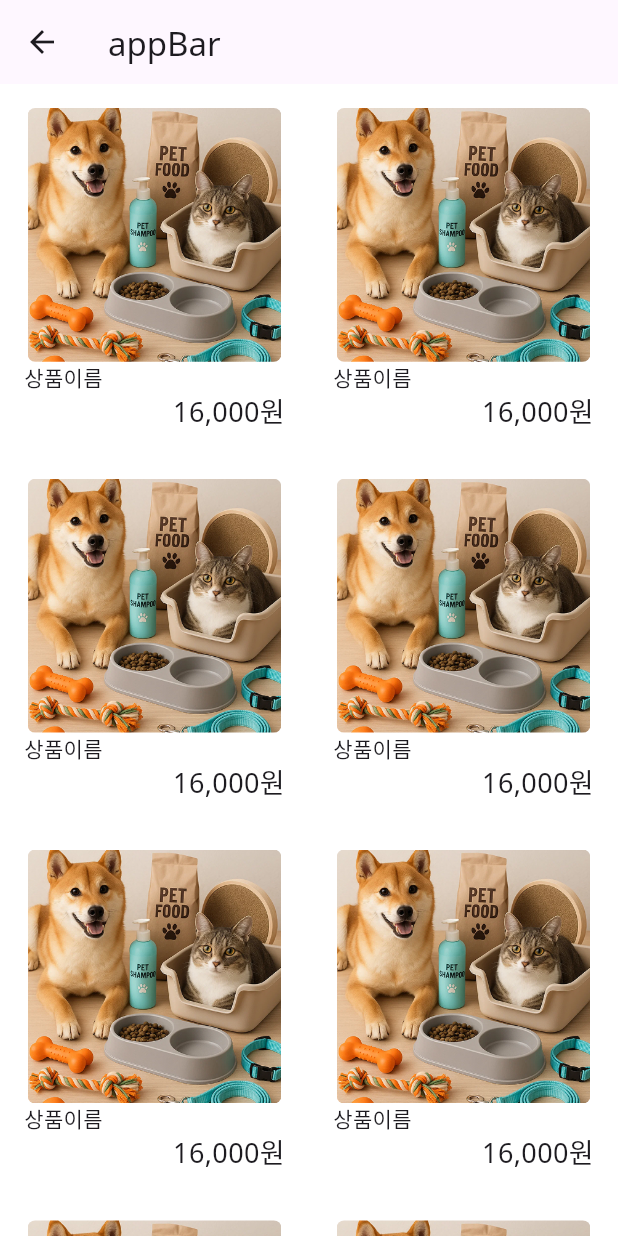
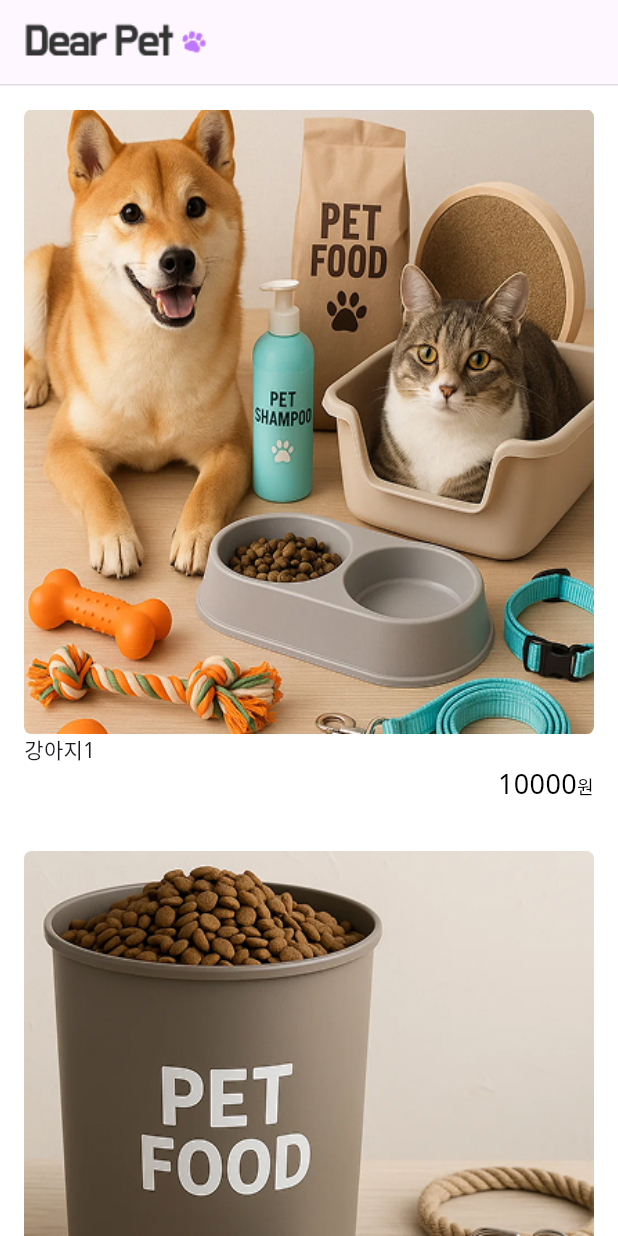
Before and after one commit to 1joGoodNight/flutter_dear_pet, a Flutter app: the ListPage screen opened directly, on a phone screen of 412 x 824 dp. Run offline on Flutter 3.47's test engine with Material 3 defaults, Android fonts, the phone set to English and light mode, and no system bars; our stand-ins replace image_picker.

Commit message:
feat: 상품 리스트 페이지 -> 상세페이지 작업 완료

```diff
--- a/lib/data/data.json
+++ b/lib/data/data.json
@@ -1,10 +1,10 @@
 [
-    ["강아지1",50000,"다리가 짧은 강아지입니다 이 강아지는 매우 착합니다. 하지만 사람을 보면 달려가기도합니다. 아시겠습니까 다람쥐","assets/images/img01.jpg"],
-    ["강아지1",50000,"다리가 짧은 강아지입니다 이 강아지는 매우 착합니다. 하지만 사람을 보면 달려가기도합니다. 아시겠습니까 다람쥐","assets/images/img02.jpg"],
-    ["강아지1",50000,"다리가 짧은 강아지입니다 이 강아지는 매우 착합니다. 하지만 사람을 보면 달려가기도합니다. 아시겠습니까 다람쥐","assets/images/img03.jpg"],
-    ["강아지1",50000,"다리가 짧은 강아지입니다 이 강아지는 매우 착합니다. 하지만 사람을 보면 달려가기도합니다. 아시겠습니까 다람쥐","assets/images/img04.jpg"],
-    ["강아지1",50000,"다리가 짧은 강아지입니다 이 강아지는 매우 착합니다. 하지만 사람을 보면 달려가기도합니다. 아시겠습니까 다람쥐","assets/images/img05.jpg"],
-    ["강아지1",50000,"다리가 짧은 강아지입니다 이 강아지는 매우 착합니다. 하지만 사람을 보면 달려가기도합니다. 아시겠습니까 다람쥐","assets/images/img06.jpg"],
-    ["강아지1",50000,"다리가 짧은 강아지입니다 이 강아지는 매우 착합니다. 하지만 사람을 보면 달려가기도합니다. 아시겠습니까 다람쥐","assets/images/img04.jpg"]
+    ["강아지1",10000,"다리가 짧은 강아지입니다 이 강아지는 매우 착합니다. 하지만 사람을 보면 달려가기도합니다. 아시겠습니까 다람쥐","assets/images/img01.jpg"],
+    ["강아지2",20000,"다리가 짧은 강아지입니다 이 강아지는 매우 착합니다. 하지만 사람을 보면 달려가기도합니다. 아시겠습니까 다람쥐","assets/images/img02.jpg"],
+    ["강아지3",30000,"다리가 짧은 강아지입니다 이 강아지는 매우 착합니다. 하지만 사람을 보면 달려가기도합니다. 아시겠습니까 다람쥐","assets/images/img03.jpg"],
+    ["강아지4",40000,"다리가 짧은 강아지입니다 이 강아지는 매우 착합니다. 하지만 사람을 보면 달려가기도합니다. 아시겠습니까 다람쥐","assets/images/img04.jpg"],
+    ["강아지5",50000,"다리가 짧은 강아지입니다 이 강아지는 매우 착합니다. 하지만 사람을 보면 달려가기도합니다. 아시겠습니까 다람쥐","assets/images/img05.jpg"],
+    ["강아지6",60000,"다리가 짧은 강아지입니다 이 강아지는 매우 착합니다. 하지만 사람을 보면 달려가기도합니다. 아시겠습니까 다람쥐","assets/images/img06.jpg"],
+    ["강아지7",70000,"다리가 짧은 강아지입니다 이 강아지는 매우 착합니다. 하지만 사람을 보면 달려가기도합니다. 아시겠습니까 다람쥐","assets/images/img04.jpg"]
 
 ]
--- a/lib/list_page.dart
+++ b/lib/list_page.dart
@@ -1,4 +1,10 @@
+import 'dart:convert';
+
 import 'package:flutter/material.dart';
+import 'package:flutter/services.dart';
+import 'package:flutter_dear_pet/app_bar.dart';
+import 'package:flutter_dear_pet/detailpage/detail_page.dart';
+import 'package:flutter_dear_pet/models/products.dart';
 
 class ListPage extends StatefulWidget {
   const ListPage({super.key});
@@ -8,31 +14,68 @@ class ListPage extends StatefulWidget {
 }
 
 class _ListPageState extends State<ListPage> {
-  List<dynamic> goodsList = ['강아지', 20000, '강아지입니다.'];
-  Set<int> clickedIndices = {};
+  List<Products> goodsList = []; //Products 리스트 생성
+  Set<int> clickedIndices = {}; //클릭시 색 변경되는 리스트
+
+  Future<void> loadProducts() async {
+    //비동기함수
+    final String jsonString = await rootBundle.loadString('lib/data/data.json');
+    //print(jsonString.runtimeType); //data.json에서 파일 읽고 문자열로 jsonString저장
+    final List<dynamic> jsonData = json
+        .decode(jsonString); //jsonString를 List<dynamic>형태로 변환하여 jsonData에 저장
+    //print(jsonData.runtimeType);
+    final List<Products> loadedProducts =
+        jsonData.map((item) => Products.fromJson(item)).toList();
+
+    setState(() {
+      goodsList = loadedProducts;
+      //print(goodsList);
+    });
+  }
+
+  @override
+  void initState() {
+    //화면이 생성될떄 loadProducts실행
+    super.initState();
+    loadProducts();
+  }
+
+  void _handleTap(index) async {
+    setState(() => clickedIndices.add(index));
+    await Future.delayed(const Duration(milliseconds: 200)); // 잠깐 색 바뀌게
+    setState(() => clickedIndices.remove(index));
+  }
+
   @override
   Widget build(BuildContext context) {
     return Scaffold(
-      appBar: AppBar(title: Text('appBar')),
+      appBar: appBar(),
       body: SafeArea(
           child: GridView.builder(
-        gridDelegate: SliverGridDelegateWithFixedCrossAxisCount(
-          crossAxisCount: 2,
+        gridDelegate: const SliverGridDelegateWithFixedCrossAxisCount(
+          crossAxisCount: 1,
           childAspectRatio: 5 / 6,
         ),
-        itemCount: 20,
+        itemCount: goodsList.length,
         itemBuilder: (context, index) {
+          final product = goodsList[index];
           //  List.generate(20, (index) {
           bool isClicked = clickedIndices.contains(index);
           return InkWell(
             onTap: () {
-              setState(() {
-                if (isClicked) {
-                  clickedIndices.remove(index);
-                } else {
-                  clickedIndices.add(index);
-                }
-              });
+              _handleTap(index);
+              // setState(() {
+              //   if (isClicked) {
+              //     clickedIndices.remove(index);
+              //   } else {
+              //     clickedIndices.add(index);
+              //   }
+              // });
+              print(product.name);
+              Navigator.push(
+                  context,
+                  MaterialPageRoute(
+                      builder: (context) => DetailPage(product: product)));
             },
             child: Container(
               color: isClicked ? Color(0xFFE3D7FF) : Colors.white,
@@ -42,9 +85,10 @@ class _ListPageState extends State<ListPage> {
                   children: [
                     Expanded(
                       child: ClipRRect(
-                        borderRadius: BorderRadius.all(Radius.circular(5)),
+                        borderRadius:
+                            const BorderRadius.all(Radius.circular(5)),
                         child: Image.asset(
-                          'assets/images/img01.jpg',
+                          product.imgpath,
                           // width: 174,
                           // height: 174,
                           fit: BoxFit.fill,
@@ -54,9 +98,10 @@ class _ListPageState extends State<ListPage> {
                     SizedBox(
                       width: double.infinity,
                       child: Text(
-                        '상품이름',
+                        //상품이름
+                        product.name,
                         textAlign: TextAlign.left,
-                        style: TextStyle(
+                        style: const TextStyle(
                             fontFamily: 'NotoSans',
                             fontSize: 14,
                             fontWeight: FontWeight.w400),
@@ -64,12 +109,31 @@ class _ListPageState extends State<ListPage> {
                     ),
                     SizedBox(
                       width: double.infinity,
-                      child: Text('16,000원',
-                          textAlign: TextAlign.right,
-                          style: TextStyle(
-                              fontFamily: 'NotoSans',
-                              fontSize: 18,
-                              fontWeight: FontWeight.w400)),
+                      child: Text.rich(
+                        TextSpan(
+                          children: [
+                            TextSpan(
+                              text: product.price.toString(),
+                              style: TextStyle(
+                                fontFamily: 'NotoSans',
+                                fontSize: 18,
+                                fontWeight: FontWeight.w400,
+                                color: Colors.black, // 기본 색상
+                              ),
+                            ),
+                            TextSpan(
+                              text: '원',
+                              style: TextStyle(
+                                fontFamily: 'NotoSans',
+                                fontSize: 12, // '원' 글자만 작게
+                                fontWeight: FontWeight.w400,
+                                color: Colors.black,
+                              ),
+                            ),
+                          ],
+                        ),
+                        textAlign: TextAlign.right,
+                      ),
                     ),
                   ],
                 ),
--- a/lib/main.dart
+++ b/lib/main.dart
@@ -1,5 +1,6 @@
 import 'package:flutter/material.dart';
 import 'package:flutter_dear_pet/addpage/goods_add_page.dart';
+import 'package:flutter_dear_pet/list_page.dart';
 
 void main() {
   runApp(const MyApp());
@@ -13,7 +14,7 @@ class MyApp extends StatelessWidget {
     return MaterialApp(
       theme: ThemeData(
           fontFamily: 'NotoSans', scaffoldBackgroundColor: Colors.white),
-      home: GoodsAddPage(),
+      home: ListPage(),
     );
   }
 }
--- a/lib/models/products.dart
+++ b/lib/models/products.dart
@@ -10,4 +10,13 @@ class Products {
       required this.price,
       required this.discriptions,
       required this.imgpath});
+
+  factory Products.fromJson(List<dynamic> json) {
+    return Products(
+      name: json[0],
+      price: json[1],
+      discriptions: json[2],
+      imgpath: json[3].replaceAll(r'\', '/'), // 역슬래시 처리
+    );
+  }
 }
--- a/pubspec.yaml
+++ b/pubspec.yaml
@@ -63,6 +63,7 @@ flutter:
   # To add assets to your application, add an assets section, like this:
   assets:
     - assets/images/
+    - lib/data/data.json
 
   # An image asset can refer to one or more resolution-specific "variants", see
   # https://flutter.dev/to/resolution-aware-images
```
Also changed, not shown: pubspec.lock.
